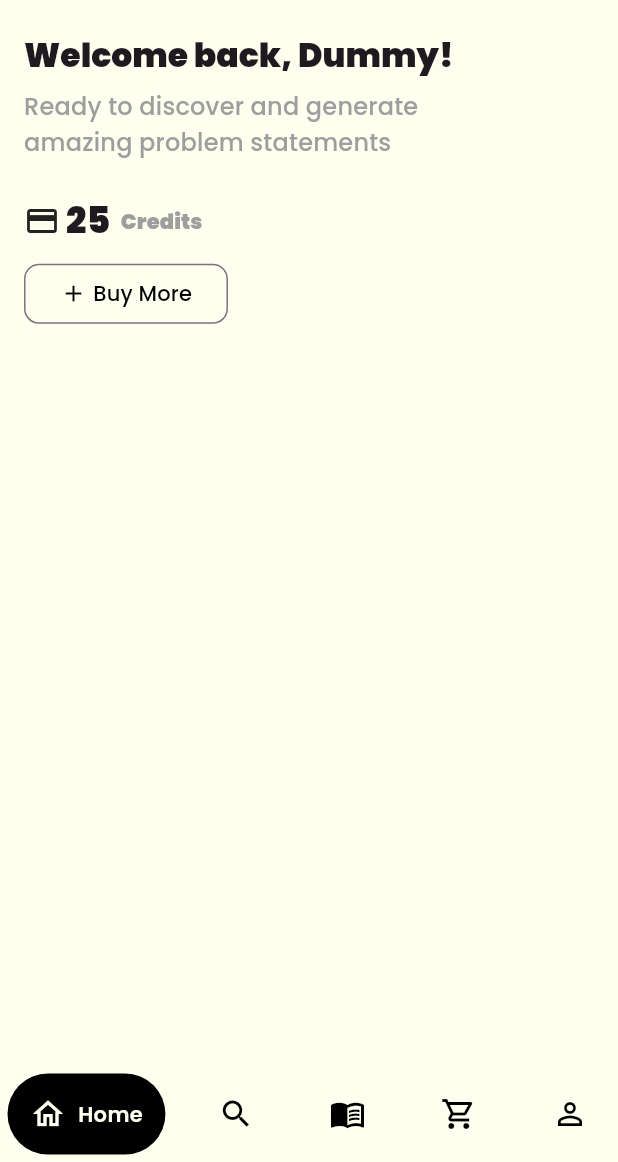
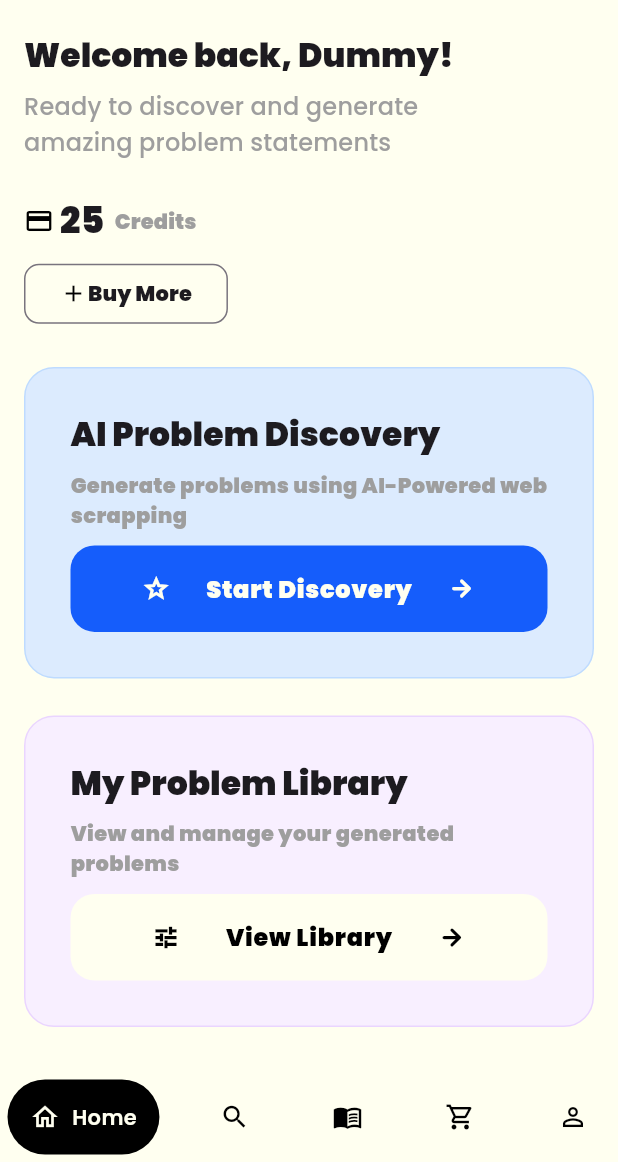
Before and after one commit to ChinmayMangela/problem_spark, a Flutter app: the screen it shows once a user with an empty profile is signed in, on a phone screen of 412 x 824 dp, the part 74-1236 px from its top. Run offline on Flutter 3.47's test engine with Material 3 defaults, Android fonts, the phone set to English and light mode, and no system bars; drawn by our look-alikes of google_nav_bar; our stand-ins replace cloud_firestore, equatable, firebase_auth, firebase_core, flutter_animate, flutter_bloc and 2 more; accounts and stored records are empty.

Commit message:
feat: Enhance home screen with feature cards
This commit enhances the home screen by adding two new feature cards: "AI Problem Discovery" and "My Problem Library". These cards provide users with clear entry points to the app's core functionalities. The UI has been updated with new colors, dimensions, and styles to support these cards.

Added:
- `_buildProblemDiscoveryComponent` and `_buildMyProblemLibraryComponent` methods in `lib/home_screen.dart` to create container-based UI components.
- New string constants in `lib/constants/string_constants.dart` for the headings, descriptions, and button labels of the new feature cards.
- New color constants (`babyBlue`, `lightBlue`, `blue`, `babyPurple`, `lightPurple`) in `lib/constants/color_constants.dart`.
- `componentPadding` and `containerRadius` to `lib/common/dimen.dart`.
- Global `_iconTheme` in `lib/theme/app_theme.dart` to set a default size and weight for icons.

Modified:
- `HomeScreen` in `lib/home_screen.dart`:
    - Now displays the "AI Problem Discovery" and "My Problem Library" feature cards below the credits section.
    - Each card includes a heading, description, and a styled button with an icon.
- `CustomButton` in `lib/common/widgets/custom_button.dart`:
    - Added an optional `backgroundColor` parameter to allow for custom button colors.
- `CustomOutlinedButton` in `lib/home_screen.dart`:
    - The text style for the "Buy More" button label is now bolded (`w900`).

```diff
--- a/lib/common/dimen.dart
+++ b/lib/common/dimen.dart
@@ -50,10 +50,12 @@ class TextWeights {
 class Paddings {
 
   static EdgeInsets get screenPadding => EdgeInsets.all(16);
+  static EdgeInsets get componentPadding => EdgeInsets.all(30);
 }
 
 class CustomRadius {
   static BorderRadius get logoRadius => BorderRadius.circular(16);
   static BorderRadius get textFieldRadius => BorderRadius.circular(16);
   static BorderRadius get outlinedButtonRadius => BorderRadius.circular(10);
+  static BorderRadius get containerRadius => BorderRadius.circular(20);
 }
--- a/lib/common/widgets/custom_button.dart
+++ b/lib/common/widgets/custom_button.dart
@@ -1,11 +1,14 @@
 import 'package:flutter/material.dart';
 import 'package:problem_spark/utils/helper_functions.dart';
 
+import '../../constants/color_constants.dart';
+
 class CustomButton extends StatelessWidget {
-  const CustomButton({super.key, required this.onTap, required this.child});
+  const CustomButton({super.key, required this.onTap, required this.child, this.backgroundColor});
 
   final void Function() onTap;
   final Widget child;
+  final Color? backgroundColor;
 
   @override
   Widget build(BuildContext context) {
@@ -13,6 +16,10 @@ class CustomButton extends StatelessWidget {
       width: HelperFunctions.getScreenWidth(context),
       height: HelperFunctions.getScreenHeight(context) * 0.07,
       child: ElevatedButton(
+        style: ElevatedButton.styleFrom(
+          backgroundColor: backgroundColor ?? black,
+          elevation: 0
+        ),
         onPressed: onTap,
         child: child,
       ),
--- a/lib/constants/color_constants.dart
+++ b/lib/constants/color_constants.dart
@@ -7,3 +7,9 @@ const Color black = Color(0xFF000000);
 const Color white = Color(0xFFFFFFF0);
 const Color grey = Colors.grey;
 const Color lightGrey = Color(0xFFE8E8E8);
+
+const Color babyBlue = Color(0xFFDCEBFE);
+const Color lightBlue = Color(0xFFBEDBFF);
+const Color blue = Color(0xFF155DFB);
+const Color babyPurple  =Color(0xFFF8EFFF);
+const Color lightPurple = Color(0xFFEAD5FF);
--- a/lib/constants/string_constants.dart
+++ b/lib/constants/string_constants.dart
@@ -26,3 +26,11 @@ const String profileLabel = 'Profile';
 // HOME SCREEN TEXTS
 const String homeSubtitle = 'Ready to discover and generate\namazing problem statements';
 const String buyCreditsButtonLabel = 'Buy More';
+
+const String problemDiscoveryHeading = 'AI Problem Discovery';
+const String problemDiscoveryDescription = 'Generate problems using AI-Powered web scrapping';
+const String problemDiscoveryButtonLabel = 'Start Discovery';
+
+const String myProblemLibraryHeading = 'My Problem Library';
+const String myProblemLibraryDescription = 'View and manage your generated problems';
+const String myProblemLibraryButtonLabel = 'View Library';
--- a/lib/home_screen.dart
+++ b/lib/home_screen.dart
@@ -1,6 +1,7 @@
 import 'package:flutter/material.dart';
 import 'package:flutter_bloc/flutter_bloc.dart';
 import 'package:problem_spark/common/dimen.dart';
+import 'package:problem_spark/common/widgets/custom_button.dart';
 import 'package:problem_spark/common/widgets/custom_outlined_button.dart';
 import 'package:problem_spark/constants/color_constants.dart';
 import 'package:problem_spark/constants/icon_constants.dart';
@@ -19,6 +20,10 @@ class HomeScreen extends StatefulWidget {
 class _HomeScreenState extends State<HomeScreen> {
   void _onBuyMoreTap() {}
 
+  void _onStartDiscoveryTap() {}
+
+  void _onViewLibraryTap() {}
+
   @override
   Widget build(BuildContext context) {
     final screenHeight = HelperFunctions.getScreenHeight(context);
@@ -35,7 +40,11 @@ class _HomeScreenState extends State<HomeScreen> {
               SizedBox(height: screenHeight * 0.03),
               _buildAvailableCreditsComponent(),
               SizedBox(height: screenHeight * 0.01),
-              _buildBuyCreditButton()
+              _buildBuyCreditButton(),
+              SizedBox(height: screenHeight * 0.03),
+              _buildProblemDiscoveryComponent(),
+              SizedBox(height: screenHeight * 0.03),
+              _buildMyProblemLibraryComponent(),
             ],
           ),
         ),
@@ -92,8 +101,92 @@ class _HomeScreenState extends State<HomeScreen> {
       child: CustomOutlinedButton(
         onTap: _onBuyMoreTap,
         child: Row(
-            mainAxisAlignment: MainAxisAlignment.spaceBetween,
-            children: [Icon(Icons.add), Text(buyCreditsButtonLabel)]),
+          mainAxisAlignment: MainAxisAlignment.spaceBetween,
+          children: [
+            Icon(Icons.add),
+            Text(
+              buyCreditsButtonLabel,
+              style: TextThemes(
+                context,
+              ).labelLarge.copyWith(fontWeight: TextWeights.w900),
+            ),
+          ],
+        ),
+      ),
+    );
+  }
+
+  Widget _buildProblemDiscoveryComponent() {
+    return _buildContainerComponent(_onStartDiscoveryTap, true);
+  }
+
+  Widget _buildMyProblemLibraryComponent() {
+    return _buildContainerComponent(_onViewLibraryTap, false);
+  }
+
+  Widget _buildContainerComponent(
+    void Function() onTap,
+    bool isProblemDiscoveryComponent,
+  ) {
+    Color containerColor = isProblemDiscoveryComponent ? babyBlue : babyPurple;
+    Color containerBorderColor = isProblemDiscoveryComponent ? lightBlue : lightPurple;
+    String heading = isProblemDiscoveryComponent
+        ? problemDiscoveryHeading
+        : myProblemLibraryHeading;
+    String description = isProblemDiscoveryComponent
+        ? problemDiscoveryDescription
+        : myProblemLibraryDescription;
+    Color buttonTextColor = isProblemDiscoveryComponent ? white : black;
+    Color buttonColor = isProblemDiscoveryComponent ? blue : white;
+    String buttonLabel = isProblemDiscoveryComponent
+        ? problemDiscoveryButtonLabel
+        : myProblemLibraryButtonLabel;
+
+    IconData buttonIcon = isProblemDiscoveryComponent ? Icons.star_border : Icons.tune;
+
+    return Container(
+      padding: Paddings.componentPadding,
+      width: HelperFunctions.getScreenWidth(context),
+      decoration: BoxDecoration(
+        borderRadius: CustomRadius.containerRadius,
+        border: Border.all(
+          color: containerBorderColor
+        ),
+        color: containerColor,
+      ),
+      child: Column(
+        crossAxisAlignment: CrossAxisAlignment.start,
+        children: [
+          Text(
+            heading,
+            style: TextThemes(context).titleLarge.copyWith(
+              fontWeight: TextWeights.w900,
+            ),
+          ),
+          SizedBox(height: 10),
+          Text(
+            description,
+            style: TextThemes(
+              context,
+            ).bodyMedium.copyWith(fontWeight: TextWeights.w900, color: grey),
+          ),
+          SizedBox(height: 10),
+          CustomButton(
+            backgroundColor: buttonColor,
+            onTap: onTap,
+            child: Row(
+              mainAxisAlignment: MainAxisAlignment.spaceEvenly,
+              children: [
+                Icon(buttonIcon,  fontWeight: FontWeight.w900, color: buttonTextColor, ),
+                Text(buttonLabel, style: TextThemes(context).bodyLarge.copyWith(
+                  fontWeight: TextWeights.w900,
+                  color: buttonTextColor
+                ),),
+                Icon(Icons.arrow_forward_rounded, fontWeight: FontWeight.w900, color: buttonTextColor),
+              ],
+            ),
+          ),
+        ],
       ),
     );
   }
--- a/lib/theme/app_theme.dart
+++ b/lib/theme/app_theme.dart
@@ -12,7 +12,8 @@ class AppTheme {
     textButtonTheme: _textButtonTheme,
     elevatedButtonTheme: _elevatedButtonTheme,
     appBarTheme: _appBarTheme,
-    outlinedButtonTheme: _outlinedButtonTheme
+    outlinedButtonTheme: _outlinedButtonTheme,
+    iconTheme: _iconTheme,
   );
 
   static TextButtonThemeData get _textButtonTheme =>
@@ -42,4 +43,11 @@ class AppTheme {
           foregroundColor: black
         ),
       );
+
+
+  static IconThemeData get _iconTheme => IconThemeData(
+    size: 20,
+    weight: 100,
+  ) ;
+
 }
```
